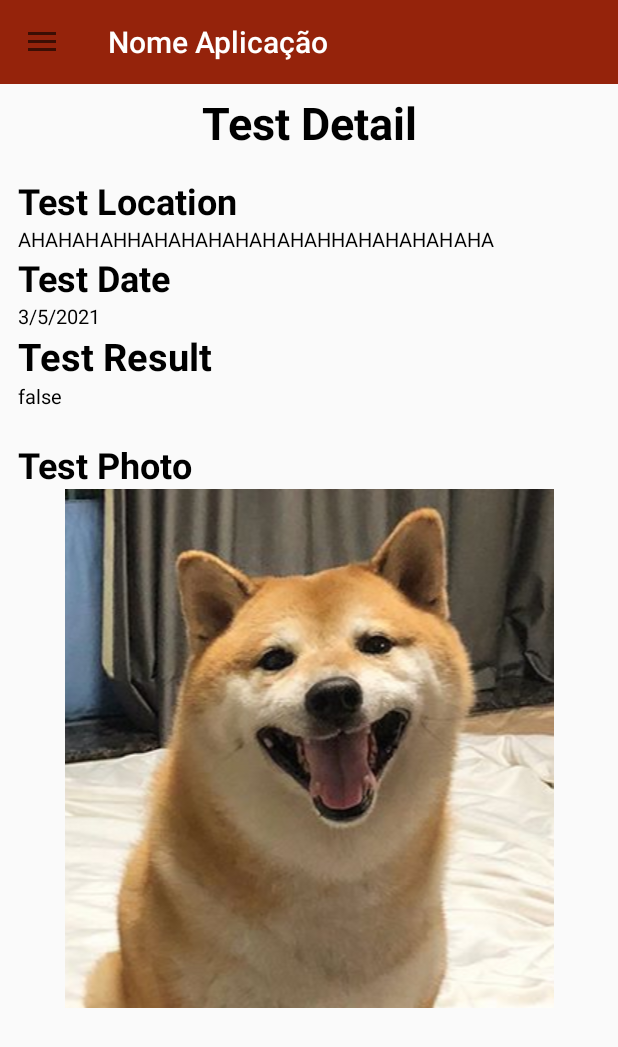
After one commit to ULHT-CM-2020-21/projeto-android-nativo-6, an Android app: the fragment DetalheTesteFragment placed in its activity, on a phone screen of 412 x 824 dp. The commit adds this screen. Shown: the top 1047 px of the screen. Run offline under Robolectric (Android 15) with nearby library versions, the phone set to English and light mode, and no system bars.

Commit message:
detalhe do teste feito ESPEREMOS

```diff
--- a/app/build.gradle
+++ b/app/build.gradle
@@ -1,4 +1,3 @@
-
 plugins {
     id 'com.android.application'
     id 'kotlin-android'
--- /dev/null
+++ b/app/src/main/java/pt/ulusofona/deisi/a2020/cm/g6/DetalheTesteFragment.kt
@@ -0,0 +1,23 @@
+package pt.ulusofona.deisi.a2020.cm.g6
+
+import android.os.Bundle
+import androidx.fragment.app.Fragment
+import android.view.LayoutInflater
+import android.view.View
+import android.view.ViewGroup
+import kotlinx.android.synthetic.main.fragment_detalhe_teste.*
+
+class DetalheTesteFragment : Fragment() {
+    var teste: TesteCovid = TesteCovid("AHAHAHAHHAHAHAHAHAHAHAHHAHAHAHAHAHA","3/5/2021",false)
+    override fun onCreateView(inflater: LayoutInflater, container: ViewGroup?, savedInstanceState: Bundle?): View? {
+        return inflater.inflate(R.layout.fragment_detalhe_teste, container, false)
+    }
+
+    override fun onStart() {
+        super.onStart()
+            detalheTesteLocal.text = teste.local
+            detalheTesteData.text = teste.data
+            detalheTesteResultado.text = teste.resultadoTesteCovid.toString()
+    }
+
+}
--- a/app/src/main/java/pt/ulusofona/deisi/a2020/cm/g6/NavigationManager.kt
+++ b/app/src/main/java/pt/ulusofona/deisi/a2020/cm/g6/NavigationManager.kt
@@ -20,5 +20,9 @@ abstract class NavigationManager {
         fun goToRegisto(fm: FragmentManager){
             placeFragment(fm, RegistoFragment())
         }
+
+        fun goToDetalhe(fm: FragmentManager){
+            placeFragment(fm, DetalheTesteFragment())
+        }
     }
 }
--- a/app/src/main/java/pt/ulusofona/deisi/a2020/cm/g6/TesteCovid.kt
+++ b/app/src/main/java/pt/ulusofona/deisi/a2020/cm/g6/TesteCovid.kt
@@ -6,7 +6,7 @@ import java.util.*
 
 class TesteCovid (
     var local: String = "",
-    var data: String = "DD-MM-YYYY",
+    var data: String = "DD/MM/YYYY",
     var resultadoTesteCovid: Boolean = false,
     val fotoPath: String = "/drawable/teste_negativo",
     val foto: File= File(fotoPath)){
--- /dev/null
+++ b/app/src/main/res/layout/fragment_detalhe_teste.xml
@@ -0,0 +1,99 @@
+<?xml version="1.0" encoding="utf-8"?>
+<ScrollView xmlns:android="http://schemas.android.com/apk/res/android"
+    android:layout_width="fill_parent"
+    android:layout_height="fill_parent"
+    android:fillViewport="true">
+
+    <LinearLayout
+        android:layout_width="match_parent"
+        android:layout_height="wrap_content"
+        android:orientation="vertical">
+
+        <TextView
+            android:layout_width="match_parent"
+            android:layout_height="wrap_content"
+            android:layout_marginTop="5dp"
+            android:gravity="center"
+            android:text="@string/detalheTeste"
+            android:textColor="@color/black"
+            android:textSize="30sp"
+            android:textStyle="bold" />
+
+        <TextView
+            android:layout_width="match_parent"
+            android:layout_height="wrap_content"
+            android:layout_marginTop="15dp"
+            android:gravity="start"
+            android:text="@string/localTeste"
+            android:layout_marginStart="12dp"
+            android:textColor="@color/black"
+            android:textSize="24sp"
+            android:textStyle="bold" />
+
+        <TextView
+            android:id="@+id/detalheTesteLocal"
+            android:layout_width="match_parent"
+            android:layout_height="wrap_content"
+            android:gravity="start"
+            android:layout_marginStart="12dp"
+            android:textColor="@color/black"
+            android:textSize="13sp"/>
+
+        <TextView
+            android:layout_width="match_parent"
+            android:layout_height="wrap_content"
+            android:gravity="start"
+            android:text="@string/dataTeste"
+            android:layout_marginStart="12dp"
+            android:textColor="@color/black"
+            android:textSize="24sp"
+            android:textStyle="bold" />
+
+        <TextView
+            android:id="@+id/detalheTesteData"
+            android:layout_width="match_parent"
+            android:layout_height="wrap_content"
+            android:gravity="start"
+            android:layout_marginStart="12dp"
+            android:textColor="@color/black"
+            android:textSize="13sp"/>
+
+
+        <TextView
+            android:layout_width="match_parent"
+            android:layout_height="wrap_content"
+            android:gravity="start"
+            android:layout_marginStart="12dp"
+            android:text="@string/resultadoTeste"
+            android:textColor="@color/black"
+            android:textSize="25sp"
+            android:textStyle="bold" />
+
+        <TextView
+            android:id="@+id/detalheTesteResultado"
+            android:layout_width="match_parent"
+            android:layout_height="wrap_content"
+            android:gravity="start"
+            android:layout_marginStart="12dp"
+            android:textColor="@color/black"
+            android:textSize="13sp"/>
+
+
+        <TextView
+            android:layout_marginStart="12dp"
+            android:layout_width="match_parent"
+            android:layout_height="wrap_content"
+            android:layout_marginTop="20dp"
+            android:gravity="start"
+            android:text="@string/fotoTeste"
+            android:textColor="@color/black"
+            android:textSize="24sp"
+            android:textStyle="bold" />
+
+        <ImageView
+            android:layout_width="match_parent"
+            android:layout_height="wrap_content"
+            android:src="@drawable/happy_balltze"/>
+
+    </LinearLayout>
+</ScrollView>
--- a/app/src/main/res/layout/fragment_registo.xml
+++ b/app/src/main/res/layout/fragment_registo.xml
@@ -1,11 +1,13 @@
 <?xml version="1.0" encoding="utf-8"?>
-<LinearLayout xmlns:android="http://schemas.android.com/apk/res/android"
-    xmlns:app="http://schemas.android.com/apk/res-auto"
-    xmlns:tools="http://schemas.android.com/tools"
-    android:layout_width="match_parent"
-    android:layout_height="match_parent"
-    android:orientation="vertical">
+<ScrollView xmlns:android="http://schemas.android.com/apk/res/android"
+    android:layout_width="fill_parent"
+    android:layout_height="fill_parent"
+    android:fillViewport="true">
 
+    <LinearLayout
+        android:layout_width="match_parent"
+        android:layout_height="wrap_content"
+        android:orientation="vertical">
 
     <TextView
         android:layout_width="match_parent"
@@ -141,10 +143,11 @@
         android:layout_width="150dp"
         android:layout_height="55dp"
         android:orientation="horizontal"
-        android:layout_marginTop="55dp"
         android:layout_gravity="center"
         android:textSize="20sp"
         android:text="@string/submeterRegisto"/>
 
+    </LinearLayout>
 
-</LinearLayout>
+
+</ScrollView>
--- a/app/src/main/res/values/strings.xml
+++ b/app/src/main/res/values/strings.xml
@@ -1,5 +1,6 @@
 <resources>
     <string name="app_name">Projeto-android-nativo-6</string>
+    <string name="detalheTeste">Test Detail</string>
     <string name="registoTeste">Register a new Test</string>
     <string name="localTeste">Test Location</string>
     <string name="localTesteEx">Farmacy X</string>
@@ -27,8 +28,7 @@
     <string name="registoteste">New Test</string>
     <string name="drawer_open">Open</string>
     <string name="drawer_close">Close</string>
-    <!-- TODO: Remove or change this placeholder text -->
-    <string name="hello_blank_fragment">Hello blank fragment</string>
+
 
 
 </resources>
```
Also changed, not shown: 1 other file.
